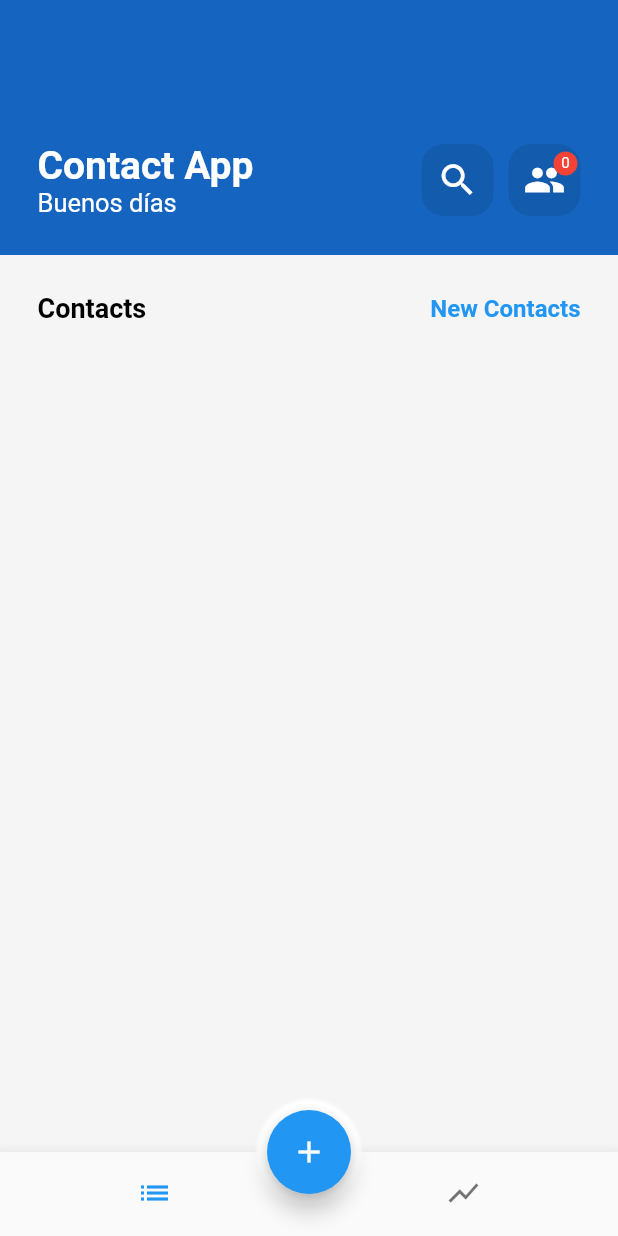
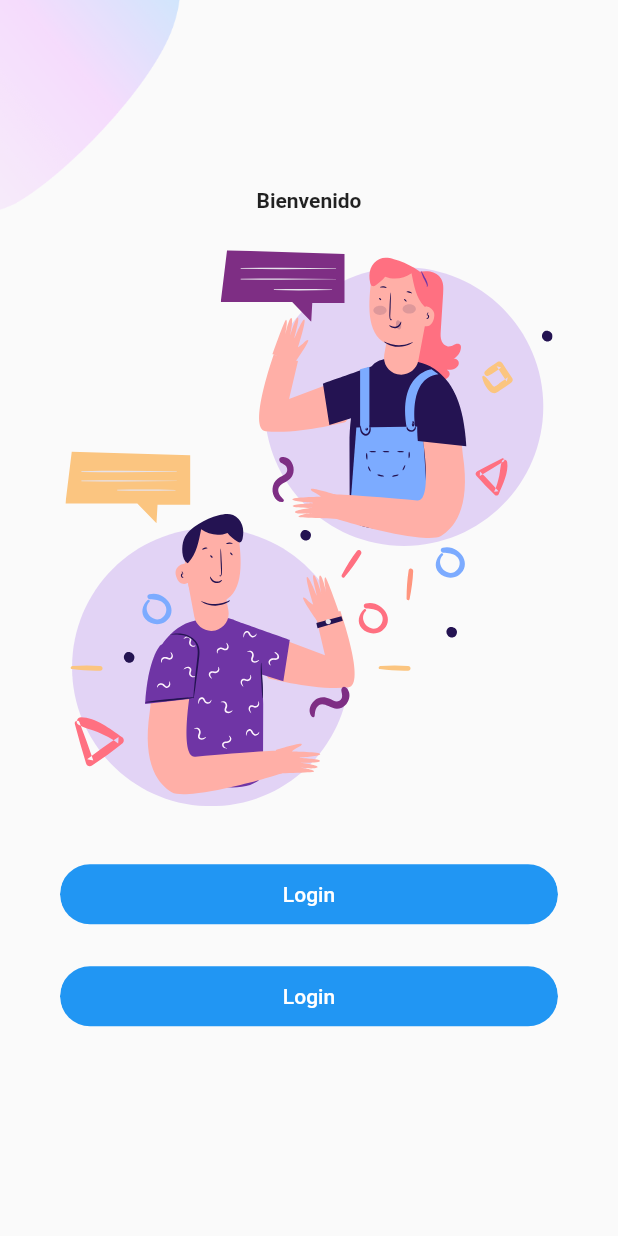
Before and after one commit to FelipeFranco0101/contact_app, a Flutter app: the screen it shows after launch, on a phone screen of 412 x 824 dp. Run offline on Flutter 3.47's test engine with Material 2 defaults, Android fonts, the phone set to English and light mode, and no system bars; our stand-ins replace flutter_svg, sqflite; accounts and stored records are empty.

Commit message:
Se agrega nuevamente la funcion de mostrar el promedio de edad del total de los contactos creados y se crea enrutamiento desde el screen de login al contactHome

```diff
--- /dev/null
+++ b/lib/background.dart
@@ -0,0 +1,38 @@
+import 'package:flutter/material.dart';
+
+class Background extends StatelessWidget {
+  final Widget child;
+  const Background({
+    Key? key,
+    required this.child,
+    this.topImage = "assets/images/main_top.png",
+    this.bottomImage = "assets/images/login_bottom.png",
+  }) : super(key: key);
+
+  final String topImage, bottomImage;
+
+  @override
+  Widget build(BuildContext context) {
+    return Scaffold(
+      resizeToAvoidBottomInset: false,
+      body: SizedBox(
+        width: double.infinity,
+        height: MediaQuery.of(context).size.height,
+        child: Stack(
+          alignment: Alignment.center,
+          children: <Widget>[
+            Positioned(
+              top: 0,
+              left: 0,
+              child: Image.asset(
+                topImage,
+                width: 120,
+              ),
+            ),
+            SafeArea(child: child),
+          ],
+        ),
+      ),
+    );
+  }
+}
--- /dev/null
+++ b/lib/body.dart
@@ -0,0 +1,70 @@
+import 'package:contact_app/background.dart';
+import 'package:contact_app/login/login_screen.dart';
+import 'package:flutter/material.dart';
+import 'package:flutter_svg/flutter_svg.dart';
+
+class Body extends StatelessWidget {
+  const Body({super.key});
+
+  @override
+  Widget build(BuildContext context) {
+    Size size = MediaQuery.of(context).size;
+
+    return Background(
+        child: SingleChildScrollView(
+      child: Column(
+        mainAxisAlignment: MainAxisAlignment.center,
+        children: [
+          const Text(
+            'Bienvenido',
+            style: TextStyle(fontWeight: FontWeight.bold),
+          ),
+          SizedBox(
+            height: size.height * 0.03,
+          ),
+          SvgPicture.asset(
+            'assets/icons/chat.svg',
+            height: size.height * 0.45,
+          ),
+          SizedBox(
+            height: size.height * 0.03,
+          ),
+          RoundedButton(
+            text: 'Login',
+            press: () {
+              Navigator.push(context, MaterialPageRoute(builder: (context) {
+                return const LoginScreen();
+              }));
+            },
+          ),
+          RoundedButton(text: 'Login', press: () {}),
+        ],
+      ),
+    ));
+  }
+}
+
+class RoundedButton extends StatelessWidget {
+  final String text;
+  final VoidCallback press;
+
+  const RoundedButton({super.key, required this.text, required this.press});
+
+  @override
+  Widget build(BuildContext context) {
+    Size size = MediaQuery.of(context).size;
+    return Container(
+      padding: const EdgeInsets.symmetric(vertical: 10, horizontal: 40),
+      child: SizedBox(
+        width: size.height * 0.8,
+        child: ClipRRect(
+          borderRadius: BorderRadius.circular(29),
+          child: FilledButton(
+            onPressed: press,
+            child: Text(text),
+          ),
+        ),
+      ),
+    );
+  }
+}
--- a/lib/main.dart
+++ b/lib/main.dart
@@ -1,5 +1,5 @@
-import 'package:contact_app/contact_home_page.dart';
 import 'package:contact_app/database/database_helper.dart';
+import 'package:contact_app/welcome_screen.dart';
 import 'package:flutter/material.dart';
 import 'package:sqflite/sqflite.dart';
 
@@ -25,11 +25,9 @@ class MyApp extends StatelessWidget {
   // This widget is the root of your application.
   @override
   Widget build(BuildContext context) {
-    return MaterialApp(
+    return const MaterialApp(
       debugShowCheckedModeBanner: false,
-      home: ContactHomePages(
-        database: database,
-      ),
+      home: WelcomeScreen(),
     );
   }
 }
--- /dev/null
+++ b/lib/welcome_screen.dart
@@ -0,0 +1,11 @@
+import 'package:contact_app/body.dart';
+import 'package:flutter/material.dart';
+
+class WelcomeScreen extends StatelessWidget {
+  const WelcomeScreen({super.key});
+
+  @override
+  Widget build(BuildContext context) {
+    return const Body();
+  }
+}
```
Also changed, not shown: lib/contact_home_page.dart (+48 -10 lines), lib/login/login_screen.dart (added, +170 -0 lines), pubspec.yaml (+4 -3 lines), assets/icons/chat.svg (added), assets/icons/facebook.svg (added), assets/icons/google-plus.svg (added), assets/icons/login.svg (added), assets/icons/signup.svg (added), assets/icons/twitter.svg (added), assets/images/login_bottom.png (added), assets/images/main_bottom.png (added), assets/images/main_top.png (added), assets/images/signup_top.png (added), pubspec.lock.
